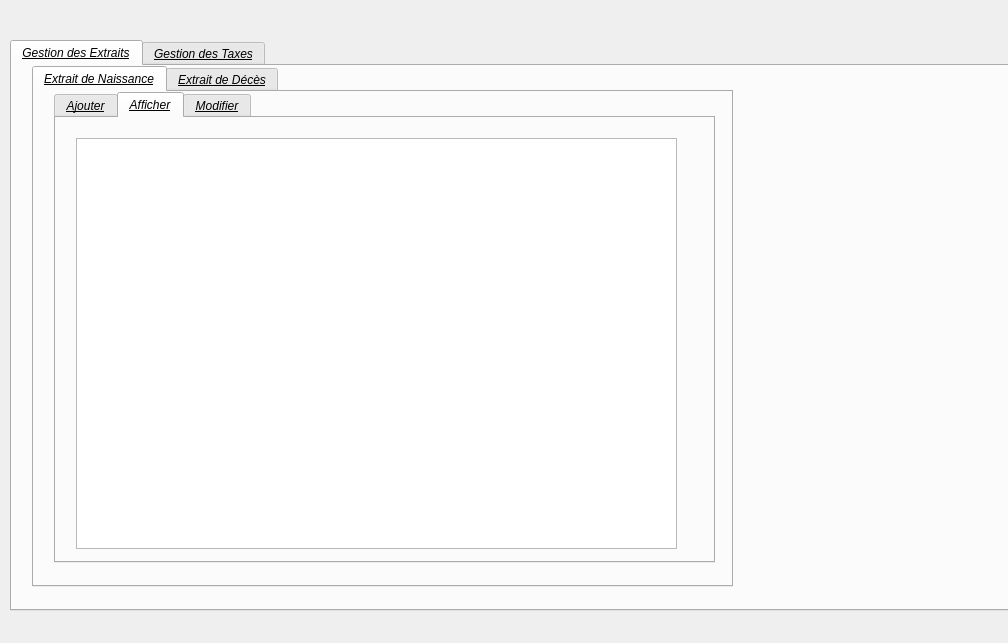
The window that projet/interface.ui (JasserBOUKRYA/PROJET_c-_2a) describes before a commit, drawn with Qt 5.
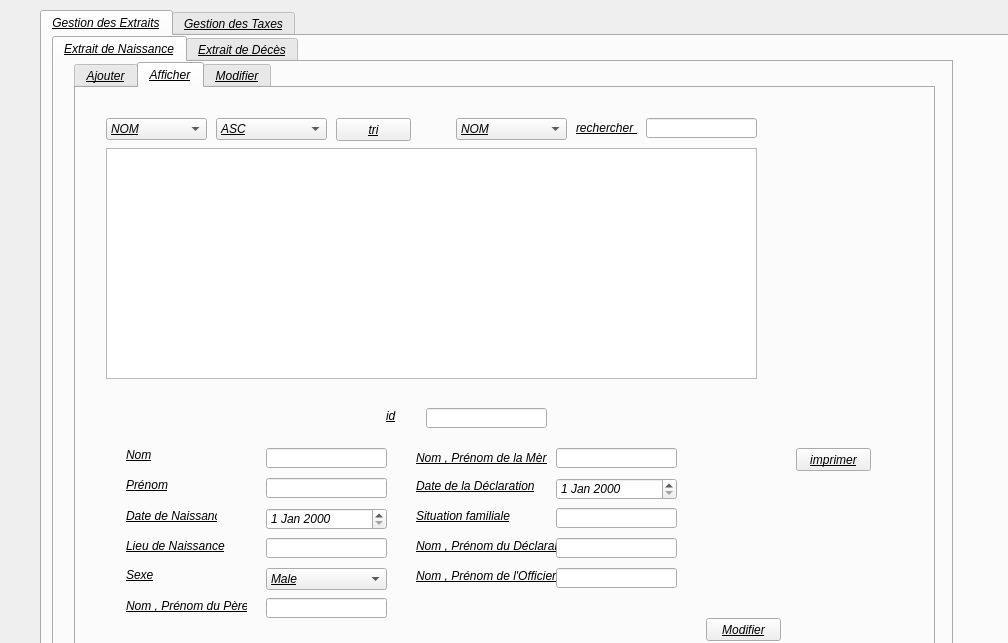
The same window after the commit. The open tabs and pages were chosen to show the change.

The edit to the form file:
```diff
--- a/projet/interface.ui
+++ b/projet/interface.ui
@@ -32,10 +32,10 @@
   <widget class="QTabWidget" name="tabWidget">
    <property name="geometry">
     <rect>
-     <x>10</x>
-     <y>40</y>
+     <x>40</x>
+     <y>10</y>
      <width>1031</width>
-     <height>571</height>
+     <height>651</height>
     </rect>
    </property>
    <property name="font">
@@ -91,10 +91,10 @@
     <widget class="QTabWidget" name="tabWidget_2">
      <property name="geometry">
       <rect>
-       <x>20</x>
+       <x>10</x>
        <y>0</y>
-       <width>701</width>
-       <height>521</height>
+       <width>901</width>
+       <height>631</height>
       </rect>
      </property>
      <property name="currentIndex">
@@ -125,8 +125,8 @@
         <rect>
          <x>20</x>
          <y>0</y>
-         <width>661</width>
-         <height>471</height>
+         <width>861</width>
+         <height>621</height>
         </rect>
        </property>
        <property name="currentIndex">
@@ -442,11 +442,544 @@
         <widget class="QTableView" name="tableView">
          <property name="geometry">
           <rect>
-           <x>20</x>
-           <y>20</y>
-           <width>601</width>
-           <height>411</height>
+           <x>30</x>
+           <y>60</y>
+           <width>651</width>
+           <height>231</height>
           </rect>
+         </property>
+         <property name="selectionBehavior">
+          <enum>QAbstractItemView::SelectRows</enum>
+         </property>
+        </widget>
+        <widget class="QLineEdit" name="le_recherche">
+         <property name="geometry">
+          <rect>
+           <x>570</x>
+           <y>30</y>
+           <width>111</width>
+           <height>20</height>
+          </rect>
+         </property>
+         <property name="text">
+          <string/>
+         </property>
+        </widget>
+        <widget class="QLabel" name="label_42">
+         <property name="geometry">
+          <rect>
+           <x>500</x>
+           <y>30</y>
+           <width>61</width>
+           <height>20</height>
+          </rect>
+         </property>
+         <property name="text">
+          <string>rechercher :l</string>
+         </property>
+        </widget>
+        <widget class="QComboBox" name="cb_recherche">
+         <property name="geometry">
+          <rect>
+           <x>380</x>
+           <y>30</y>
+           <width>111</width>
+           <height>22</height>
+          </rect>
+         </property>
+         <item>
+          <property name="text">
+           <string>NOM</string>
+          </property>
+         </item>
+         <item>
+          <property name="text">
+           <string>PRENOM</string>
+          </property>
+         </item>
+         <item>
+          <property name="text">
+           <string>DATEDENAISSANCE</string>
+          </property>
+         </item>
+         <item>
+          <property name="text">
+           <string>LIEUDENAISSANCE</string>
+          </property>
+         </item>
+         <item>
+          <property name="text">
+           <string>SEXE</string>
+          </property>
+         </item>
+         <item>
+          <property name="text">
+           <string>NOMPRENOMPERE</string>
+          </property>
+         </item>
+         <item>
+          <property name="text">
+           <string>NOMPRENOMMERE</string>
+          </property>
+         </item>
+         <item>
+          <property name="text">
+           <string>DATEDECLARATION</string>
+          </property>
+         </item>
+         <item>
+          <property name="text">
+           <string>SITUATIONF</string>
+          </property>
+         </item>
+         <item>
+          <property name="text">
+           <string>NOMPRENOMDECLARANT</string>
+          </property>
+         </item>
+         <item>
+          <property name="text">
+           <string>NOMPRENOMOFFICIER</string>
+          </property>
+         </item>
+         <item>
+          <property name="text">
+           <string>ID</string>
+          </property>
+         </item>
+        </widget>
+        <widget class="QLabel" name="le_sexe_3">
+         <property name="geometry">
+          <rect>
+           <x>50</x>
+           <y>480</y>
+           <width>47</width>
+           <height>14</height>
+          </rect>
+         </property>
+         <property name="text">
+          <string>Sexe</string>
+         </property>
+        </widget>
+        <widget class="QLineEdit" name="prenom">
+         <property name="geometry">
+          <rect>
+           <x>190</x>
+           <y>390</y>
+           <width>121</width>
+           <height>20</height>
+          </rect>
+         </property>
+        </widget>
+        <widget class="QComboBox" name="cb_sexe_2">
+         <property name="geometry">
+          <rect>
+           <x>190</x>
+           <y>480</y>
+           <width>121</width>
+           <height>22</height>
+          </rect>
+         </property>
+         <item>
+          <property name="text">
+           <string>Male</string>
+          </property>
+         </item>
+         <item>
+          <property name="text">
+           <string>Femelle</string>
+          </property>
+         </item>
+        </widget>
+        <widget class="QLineEdit" name="lieun">
+         <property name="geometry">
+          <rect>
+           <x>190</x>
+           <y>450</y>
+           <width>121</width>
+           <height>20</height>
+          </rect>
+         </property>
+        </widget>
+        <widget class="QLineEdit" name="nom">
+         <property name="geometry">
+          <rect>
+           <x>190</x>
+           <y>360</y>
+           <width>121</width>
+           <height>20</height>
+          </rect>
+         </property>
+        </widget>
+        <widget class="QLabel" name="label_44">
+         <property name="geometry">
+          <rect>
+           <x>50</x>
+           <y>420</y>
+           <width>91</width>
+           <height>16</height>
+          </rect>
+         </property>
+         <property name="text">
+          <string>Date de Naissance</string>
+         </property>
+        </widget>
+        <widget class="QLineEdit" name="pere">
+         <property name="geometry">
+          <rect>
+           <x>190</x>
+           <y>510</y>
+           <width>121</width>
+           <height>20</height>
+          </rect>
+         </property>
+        </widget>
+        <widget class="QDateEdit" name="daten">
+         <property name="geometry">
+          <rect>
+           <x>190</x>
+           <y>420</y>
+           <width>121</width>
+           <height>22</height>
+          </rect>
+         </property>
+         <property name="font">
+          <font>
+           <underline>false</underline>
+          </font>
+         </property>
+         <property name="calendarPopup">
+          <bool>false</bool>
+         </property>
+        </widget>
+        <widget class="QLabel" name="label_45">
+         <property name="geometry">
+          <rect>
+           <x>50</x>
+           <y>390</y>
+           <width>47</width>
+           <height>14</height>
+          </rect>
+         </property>
+         <property name="text">
+          <string>Prénom</string>
+         </property>
+        </widget>
+        <widget class="QLabel" name="label_46">
+         <property name="geometry">
+          <rect>
+           <x>50</x>
+           <y>450</y>
+           <width>101</width>
+           <height>16</height>
+          </rect>
+         </property>
+         <property name="text">
+          <string>Lieu de Naissance</string>
+         </property>
+        </widget>
+        <widget class="QLabel" name="le_nom_5">
+         <property name="geometry">
+          <rect>
+           <x>50</x>
+           <y>360</y>
+           <width>47</width>
+           <height>14</height>
+          </rect>
+         </property>
+         <property name="text">
+          <string>Nom</string>
+         </property>
+        </widget>
+        <widget class="QLabel" name="label_49">
+         <property name="geometry">
+          <rect>
+           <x>50</x>
+           <y>510</y>
+           <width>121</width>
+           <height>16</height>
+          </rect>
+         </property>
+         <property name="text">
+          <string>Nom , Prénom du Père</string>
+         </property>
+        </widget>
+        <widget class="QLineEdit" name="situationf">
+         <property name="geometry">
+          <rect>
+           <x>480</x>
+           <y>420</y>
+           <width>121</width>
+           <height>20</height>
+          </rect>
+         </property>
+         <property name="text">
+          <string/>
+         </property>
+        </widget>
+        <widget class="QLabel" name="label_87">
+         <property name="geometry">
+          <rect>
+           <x>340</x>
+           <y>450</y>
+           <width>141</width>
+           <height>16</height>
+          </rect>
+         </property>
+         <property name="text">
+          <string>Nom , Prénom du Déclarant</string>
+         </property>
+        </widget>
+        <widget class="QLineEdit" name="mere">
+         <property name="geometry">
+          <rect>
+           <x>480</x>
+           <y>360</y>
+           <width>121</width>
+           <height>20</height>
+          </rect>
+         </property>
+        </widget>
+        <widget class="QLabel" name="label_88">
+         <property name="geometry">
+          <rect>
+           <x>340</x>
+           <y>420</y>
+           <width>121</width>
+           <height>16</height>
+          </rect>
+         </property>
+         <property name="text">
+          <string>Situation familiale</string>
+         </property>
+        </widget>
+        <widget class="QLineEdit" name="declarant">
+         <property name="geometry">
+          <rect>
+           <x>480</x>
+           <y>450</y>
+           <width>121</width>
+           <height>20</height>
+          </rect>
+         </property>
+        </widget>
+        <widget class="QDateEdit" name="declaration">
+         <property name="geometry">
+          <rect>
+           <x>480</x>
+           <y>390</y>
+           <width>121</width>
+           <height>22</height>
+          </rect>
+         </property>
+         <property name="font">
+          <font>
+           <underline>false</underline>
+          </font>
+         </property>
+         <property name="calendarPopup">
+          <bool>false</bool>
+         </property>
+        </widget>
+        <widget class="QLabel" name="label_89">
+         <property name="geometry">
+          <rect>
+           <x>340</x>
+           <y>480</y>
+           <width>141</width>
+           <height>16</height>
+          </rect>
+         </property>
+         <property name="text">
+          <string>Nom , Prénom de l'Officier</string>
+         </property>
+        </widget>
+        <widget class="QLabel" name="label_90">
+         <property name="geometry">
+          <rect>
+           <x>340</x>
+           <y>360</y>
+           <width>131</width>
+           <height>20</height>
+          </rect>
+         </property>
+         <property name="text">
+          <string>Nom , Prénom de la Mère</string>
+         </property>
+        </widget>
+        <widget class="QLabel" name="label_91">
+         <property name="geometry">
+          <rect>
+           <x>340</x>
+           <y>390</y>
+           <width>121</width>
+           <height>16</height>
+          </rect>
+         </property>
+         <property name="text">
+          <string>Date de la Déclaration</string>
+         </property>
+        </widget>
+        <widget class="QLineEdit" name="officier">
+         <property name="geometry">
+          <rect>
+           <x>480</x>
+           <y>480</y>
+           <width>121</width>
+           <height>20</height>
+          </rect>
+         </property>
+        </widget>
+        <widget class="QLineEdit" name="idd2">
+         <property name="geometry">
+          <rect>
+           <x>350</x>
+           <y>320</y>
+           <width>121</width>
+           <height>20</height>
+          </rect>
+         </property>
+        </widget>
+        <widget class="QLabel" name="le_id_6">
+         <property name="geometry">
+          <rect>
+           <x>310</x>
+           <y>320</y>
+           <width>111</width>
+           <height>16</height>
+          </rect>
+         </property>
+         <property name="text">
+          <string>id</string>
+         </property>
+        </widget>
+        <widget class="QPushButton" name="modifiextrait">
+         <property name="geometry">
+          <rect>
+           <x>630</x>
+           <y>530</y>
+           <width>75</width>
+           <height>23</height>
+          </rect>
+         </property>
+         <property name="text">
+          <string>Modifier</string>
+         </property>
+        </widget>
+        <widget class="QComboBox" name="colone_tri">
+         <property name="geometry">
+          <rect>
+           <x>30</x>
+           <y>30</y>
+           <width>101</width>
+           <height>22</height>
+          </rect>
+         </property>
+         <item>
+          <property name="text">
+           <string>NOM</string>
+          </property>
+         </item>
+         <item>
+          <property name="text">
+           <string>PRENOM</string>
+          </property>
+         </item>
+         <item>
+          <property name="text">
+           <string>DATEDENAISSANCE</string>
+          </property>
+         </item>
+         <item>
+          <property name="text">
+           <string>LIEUDENAISSANCE</string>
+          </property>
+         </item>
+         <item>
+          <property name="text">
+           <string>SEXE</string>
+          </property>
+         </item>
+         <item>
+          <property name="text">
+           <string>NOMPRENOMPERE</string>
+          </property>
+         </item>
+         <item>
+          <property name="text">
+           <string>NOMPRENOMMERE</string>
+          </property>
+         </item>
+         <item>
+          <property name="text">
+           <string>DATEDECLARATION</string>
+          </property>
+         </item>
+         <item>
+          <property name="text">
+           <string>SITUATIONF</string>
+          </property>
+         </item>
+         <item>
+          <property name="text">
+           <string>NOMPRENOMDECLARANT</string>
+          </property>
+         </item>
+         <item>
+          <property name="text">
+           <string>NOMPRENOMOFFICIER</string>
+          </property>
+         </item>
+         <item>
+          <property name="text">
+           <string>ID</string>
+          </property>
+         </item>
+        </widget>
+        <widget class="QComboBox" name="ordre_tri">
+         <property name="geometry">
+          <rect>
+           <x>140</x>
+           <y>30</y>
+           <width>111</width>
+           <height>22</height>
+          </rect>
+         </property>
+         <item>
+          <property name="text">
+           <string>ASC</string>
+          </property>
+         </item>
+         <item>
+          <property name="text">
+           <string>DESC</string>
+          </property>
+         </item>
+        </widget>
+        <widget class="QPushButton" name="button_tri">
+         <property name="geometry">
+          <rect>
+           <x>260</x>
+           <y>30</y>
+           <width>75</width>
+           <height>23</height>
+          </rect>
+         </property>
+         <property name="text">
+          <string>tri</string>
+         </property>
+        </widget>
+        <widget class="QPushButton" name="imprimer_3">
+         <property name="geometry">
+          <rect>
+           <x>720</x>
+           <y>360</y>
+           <width>75</width>
+           <height>23</height>
+          </rect>
+         </property>
+         <property name="text">
+          <string>imprimer</string>
          </property>
         </widget>
        </widget>
```
Left out of the diff: 549 changed lines with no effect on the pictures.
